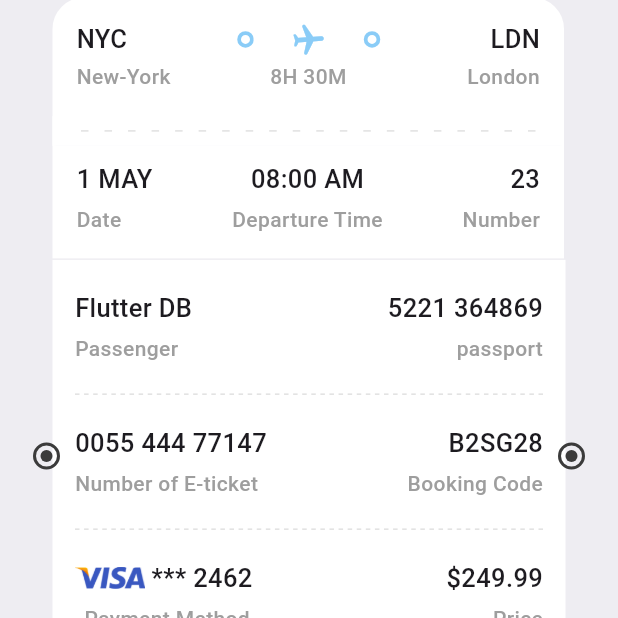
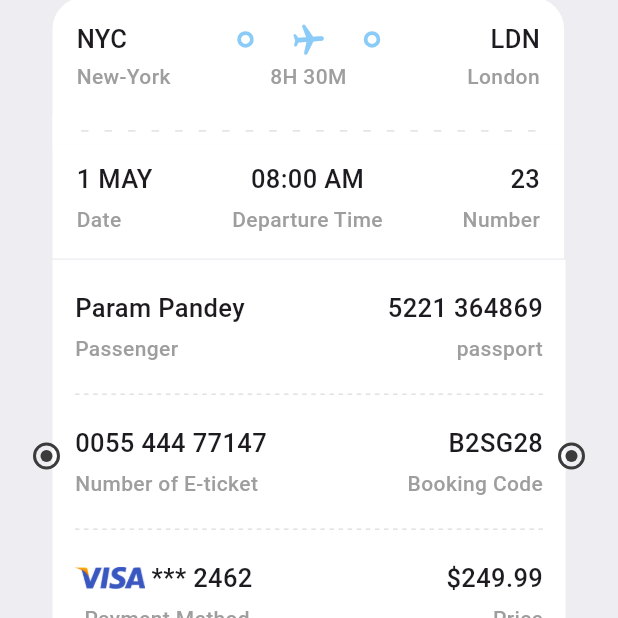
Before and after one commit to halconie/flight-booking-app, a Flutter app: the screen it shows after launch, item 3 of the bottom bar chosen, scrolled down 180 dp, on a phone screen of 412 x 824 dp, the top half of it. Run offline on Flutter 3.47's test engine with Material 3 defaults, Android fonts, the phone set to English and light mode, and no system bars; drawn by our look-alikes of barcode_widget; our stand-ins replace fluentui_icons, gap, get.

Commit message:
Switched names of Hotel and Upcoming flights in home_screen

```diff
--- a/lib/screens/home_screen.dart
+++ b/lib/screens/home_screen.dart
@@ -67,7 +67,7 @@ class HomeScreen extends StatelessWidget {
                   ),
                 ),
                 Gap(AppLayout.getHeight(40, context)),
-                const AppDoubleTextWidget(bigText: "Hotels", smallText: "View all")
+                const AppDoubleTextWidget(bigText: "Upcoming Flights", smallText: "View all")
               ],
             ),
           ),
@@ -82,7 +82,7 @@ class HomeScreen extends StatelessWidget {
           Gap(AppLayout.getHeight(15, context)),
           Container(
             padding: EdgeInsets.symmetric(horizontal: AppLayout.getWidth(20, context)),
-            child: const AppDoubleTextWidget(bigText: "Upcoming Flights", smallText: "View all"),
+            child: const AppDoubleTextWidget(bigText: "Hotels", smallText: "View all"),
           ),
           Gap(AppLayout.getHeight(15, context)),
           SingleChildScrollView(
--- a/lib/screens/ticket_screen.dart
+++ b/lib/screens/ticket_screen.dart
@@ -43,7 +43,7 @@ class TicketScreen extends StatelessWidget {
                           mainAxisAlignment: MainAxisAlignment.spaceBetween,
                           children: [
                             AppColumnLayout(
-                              firstText: 'Flutter DB',
+                              firstText: 'Param Pandey',
                               secondText: 'Passenger',
                               alignment: CrossAxisAlignment.start,
                               isColor: false
```
